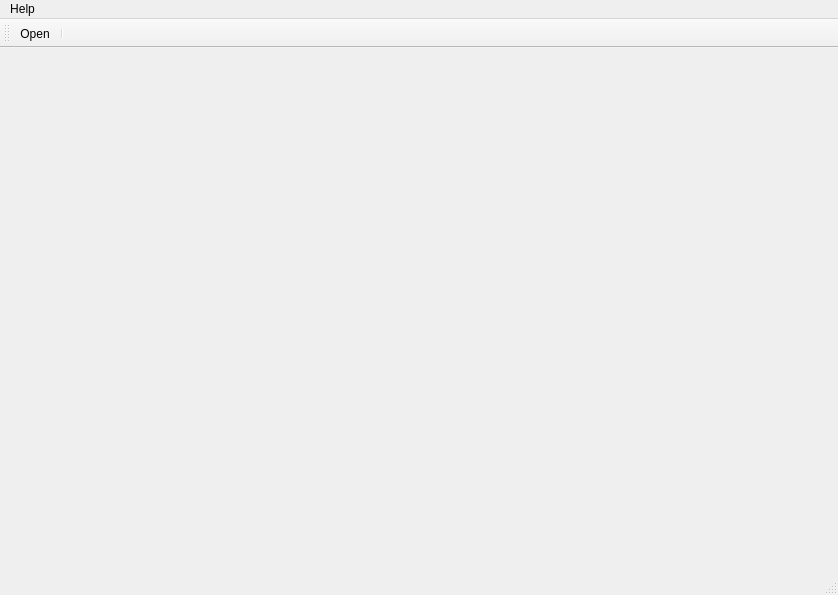
The window that mainwindow.ui (AminAbed/Project) describes before a commit, drawn with Qt 5.
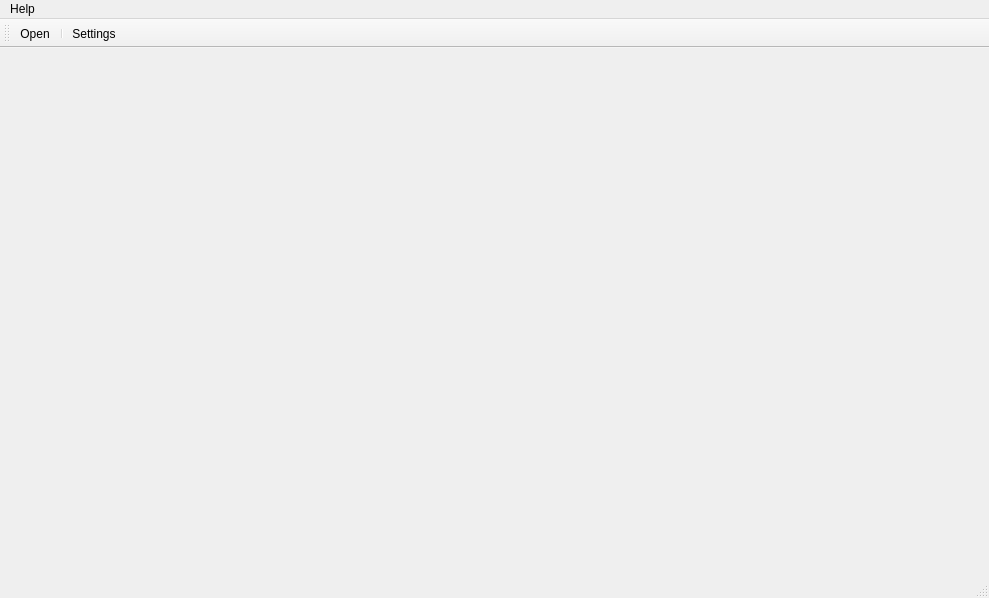
The same window after the commit. The open tabs and pages were chosen to show the change. Icons and pictures are not drawn. Custom widgets are drawn as their Qt base class.

Commit message: Added the settings button to the toolbar, with image.

Diff of the .ui file:
```diff
--- a/mainwindow.ui
+++ b/mainwindow.ui
@@ -6,8 +6,8 @@
    <rect>
     <x>0</x>
     <y>0</y>
-    <width>838</width>
-    <height>595</height>
+    <width>989</width>
+    <height>598</height>
    </rect>
   </property>
   <property name="acceptDrops">
@@ -313,7 +313,7 @@
     <rect>
      <x>0</x>
      <y>0</y>
-     <width>838</width>
+     <width>989</width>
      <height>21</height>
     </rect>
    </property>
@@ -326,7 +326,7 @@
   </widget>
   <widget class="QToolBar" name="mainToolBar">
    <property name="sizePolicy">
-    <sizepolicy hsizetype="Preferred" vsizetype="Maximum">
+    <sizepolicy hsizetype="Preferred" vsizetype="Fixed">
      <horstretch>0</horstretch>
      <verstretch>0</verstretch>
     </sizepolicy>
@@ -335,10 +335,11 @@
     <enum>TopToolBarArea</enum>
    </attribute>
    <attribute name="toolBarBreak">
-    <bool>false</bool>
+    <bool>true</bool>
    </attribute>
    <addaction name="actionOpen"/>
    <addaction name="separator"/>
+   <addaction name="actionSettings"/>
   </widget>
   <widget class="QStatusBar" name="statusBar"/>
   <action name="actionOpen">
@@ -347,7 +348,7 @@
      <normaloff>:/images/open.jpg</normaloff>:/images/open.jpg</iconset>
    </property>
    <property name="text">
-    <string>Open</string>
+    <string>&amp;Open</string>
    </property>
    <property name="visible">
     <bool>true</bool>
@@ -356,6 +357,18 @@
     <bool>true</bool>
    </property>
   </action>
+  <action name="actionSettings">
+   <property name="icon">
+    <iconset resource="images.qrc">
+     <normaloff>:/images/settings.jpg</normaloff>:/images/settings.jpg</iconset>
+   </property>
+   <property name="text">
+    <string>&amp;Settings</string>
+   </property>
+   <property name="toolTip">
+    <string>Settings</string>
+   </property>
+  </action>
  </widget>
  <layoutdefault spacing="6" margin="11"/>
  <customwidgets>
```
Left out of the diff: 2 changed lines with no effect on the pictures. The commit also changes 2 other files.
